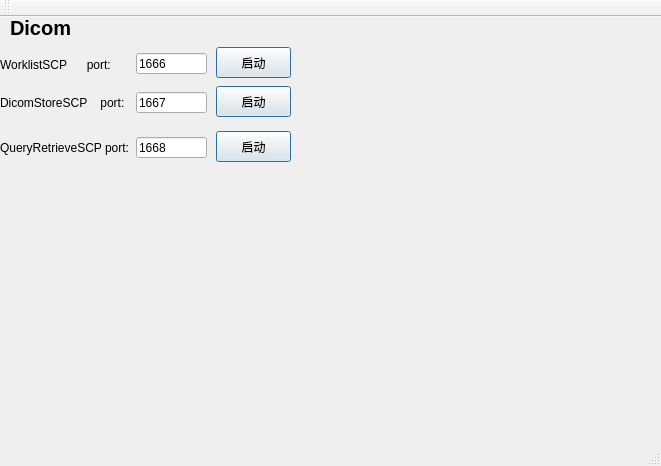
First picture: the form in Tools/HServerManageUI/mainwindow.ui, repository zyq1569/HealthApp, before the edit.
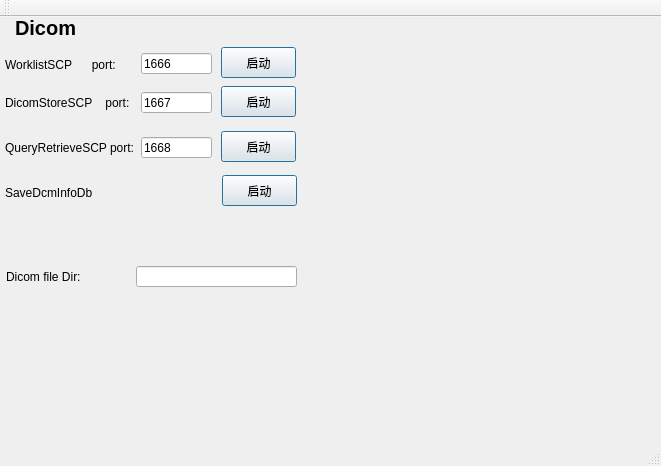
Second picture: the form after the edit.

Diff of the .ui file:
```diff
--- a/Tools/HServerManageUI/mainwindow.ui
+++ b/Tools/HServerManageUI/mainwindow.ui
@@ -17,7 +17,7 @@
    <widget class="QLabel" name="label_UI">
     <property name="geometry">
      <rect>
-      <x>10</x>
+      <x>15</x>
       <y>0</y>
       <width>61</width>
       <height>21</height>
@@ -38,7 +38,7 @@
    <widget class="QLabel" name="label_store">
     <property name="geometry">
      <rect>
-      <x>0</x>
+      <x>5</x>
       <y>76</y>
       <width>131</width>
       <height>20</height>
@@ -51,7 +51,7 @@
    <widget class="QPushButton" name="StoreSCP">
     <property name="geometry">
      <rect>
-      <x>216</x>
+      <x>221</x>
       <y>69</y>
       <width>75</width>
       <height>31</height>
@@ -73,7 +73,7 @@
    <widget class="QLineEdit" name="port_store">
     <property name="geometry">
      <rect>
-      <x>136</x>
+      <x>141</x>
       <y>75</y>
       <width>71</width>
       <height>21</height>
@@ -89,7 +89,7 @@
    <widget class="QLabel" name="label_wlm">
     <property name="geometry">
      <rect>
-      <x>0</x>
+      <x>5</x>
       <y>38</y>
       <width>131</width>
       <height>20</height>
@@ -102,7 +102,7 @@
    <widget class="QPushButton" name="WLMSCP">
     <property name="geometry">
      <rect>
-      <x>216</x>
+      <x>221</x>
       <y>30</y>
       <width>75</width>
       <height>31</height>
@@ -124,7 +124,7 @@
    <widget class="QLineEdit" name="port_wlm">
     <property name="geometry">
      <rect>
-      <x>136</x>
+      <x>141</x>
       <y>36</y>
       <width>71</width>
       <height>21</height>
@@ -140,7 +140,7 @@
    <widget class="QLabel" name="label_qrscp">
     <property name="geometry">
      <rect>
-      <x>0</x>
+      <x>5</x>
       <y>121</y>
       <width>131</width>
       <height>20</height>
@@ -153,7 +153,7 @@
    <widget class="QPushButton" name="QRSCP">
     <property name="geometry">
      <rect>
-      <x>216</x>
+      <x>221</x>
       <y>114</y>
       <width>75</width>
       <height>31</height>
@@ -175,7 +175,7 @@
    <widget class="QLineEdit" name="port_qr">
     <property name="geometry">
      <rect>
-      <x>136</x>
+      <x>141</x>
       <y>120</y>
       <width>71</width>
       <height>21</height>
@@ -188,6 +188,70 @@
      <string>1668</string>
     </property>
    </widget>
+   <widget class="QLabel" name="label_Dcm2Db">
+    <property name="geometry">
+     <rect>
+      <x>5</x>
+      <y>166</y>
+      <width>131</width>
+      <height>20</height>
+     </rect>
+    </property>
+    <property name="text">
+     <string>SaveDcmInfoDb</string>
+    </property>
+   </widget>
+   <widget class="QPushButton" name="Dcm2DB">
+    <property name="geometry">
+     <rect>
+      <x>222</x>
+      <y>158</y>
+      <width>75</width>
+      <height>31</height>
+     </rect>
+    </property>
+    <property name="toolTip">
+     <string>&lt;html&gt;&lt;head/&gt;&lt;body&gt;&lt;p&gt;run store scp&lt;/p&gt;&lt;/body&gt;&lt;/html&gt;</string>
+    </property>
+    <property name="text">
+     <string>启动</string>
+    </property>
+    <property name="default">
+     <bool>true</bool>
+    </property>
+    <property name="flat">
+     <bool>false</bool>
+    </property>
+   </widget>
+   <widget class="QLineEdit" name="port_qr_2">
+    <property name="geometry">
+     <rect>
+      <x>136</x>
+      <y>249</y>
+      <width>161</width>
+      <height>21</height>
+     </rect>
+    </property>
+    <property name="layoutDirection">
+     <enum>Qt::LeftToRight</enum>
+    </property>
+    <property name="text">
+     <string/>
+    </property>
+   </widget>
+   <widget class="QLabel" name="label_qrscp_2">
+    <property name="geometry">
+     <rect>
+      <x>6</x>
+      <y>250</y>
+      <width>121</width>
+      <height>20</height>
+     </rect>
+    </property>
+    <property name="text">
+     <string>Dicom file Dir:</string>
+    </property>
+   </widget>
   </widget>
   <widget class="QToolBar" name="mainToolBar">
    <property name="windowTitle">
```
